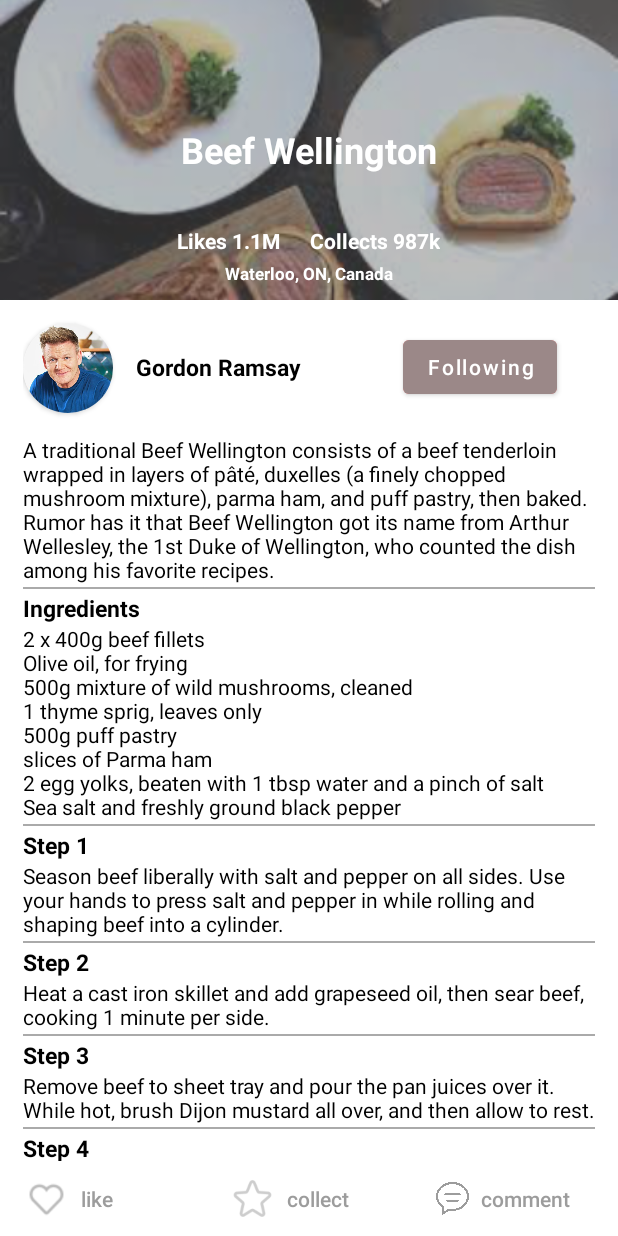
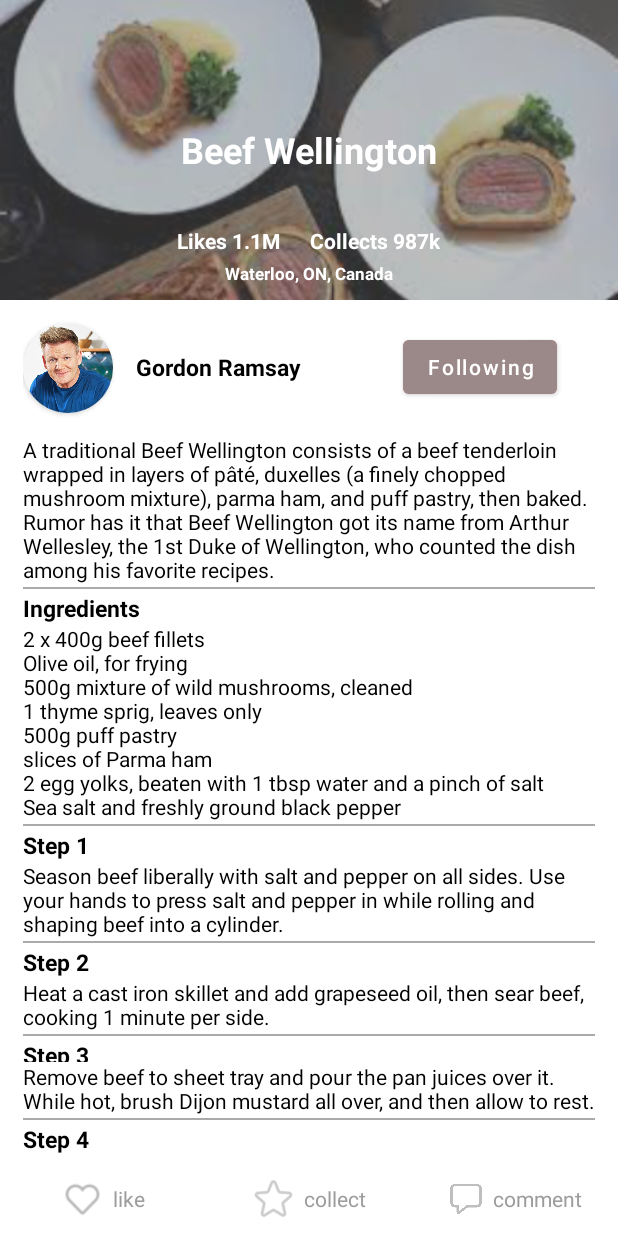
Before and after one commit to AngelaTHan/cs446-project, an Android app: the ViewPageActivity screen opened directly, with no data from a screen before it, after a tap on "Follow", on a phone screen of 412 x 824 dp. Run offline under Robolectric (Android 15) with nearby library versions, the phone set to English and light mode, and no system bars.

Commit message:
allowed like and collect ui

```diff
--- a/app/src/main/java/uwaterloo/cs446group6/increpeable/ViewPageActivity.java
+++ b/app/src/main/java/uwaterloo/cs446group6/increpeable/ViewPageActivity.java
@@ -1,8 +1,12 @@
 package uwaterloo.cs446group6.increpeable;
 
+import android.content.res.ColorStateList;
+import android.graphics.PorterDuff;
 import android.os.Bundle;
 import android.view.View;
 import android.widget.Button;
+import android.widget.ImageView;
+import android.widget.LinearLayout;
 
 import androidx.appcompat.app.AppCompatActivity;
 import androidx.core.content.ContextCompat;
@@ -14,6 +18,10 @@ public class ViewPageActivity extends AppCompatActivity {
 
     @Override
     protected void onCreate(Bundle savedInstanceState) {
+        ColorStateList redStateList = ContextCompat.getColorStateList(getBaseContext(), R.color.red);
+        ColorStateList darkGrayStateList = ContextCompat.getColorStateList(getBaseContext(), R.color.dark_gray);
+        ColorStateList yellowStateList = ContextCompat.getColorStateList(getBaseContext(), R.color.yellow);
+
         super.onCreate(savedInstanceState);
         setContentView(R.layout.activity_view);
 
@@ -21,19 +29,50 @@ public class ViewPageActivity extends AppCompatActivity {
         followButton.setOnClickListener(new View.OnClickListener() {
             @Override
             public void onClick (View view) {
-                int red = ContextCompat.getColor(getBaseContext(), R.color.red);
-                int darkGray = ContextCompat.getColor(getBaseContext(), R.color.dark_gray);
                 if (hasFollowed) {
                     followButton.setText("Follow");
-                    followButton.setBackgroundColor(red);
+                    followButton.setBackgroundTintList(redStateList);
                     hasFollowed = false;
                 } else {
                     followButton.setText("Following");
-                    followButton.setBackgroundColor(darkGray);
+                    followButton.setBackgroundTintList(darkGrayStateList);
                     hasFollowed = true;
                 }
             }
         });
+
+        LinearLayout likeButton = findViewById(R.id.like);
+        likeButton.setOnClickListener(new View.OnClickListener() {
+            @Override
+            public void onClick (View view) {
+                ImageView likeIcon = findViewById(R.id.likeIcon);
+                if (hasLiked) {
+                    likeIcon.setBackgroundResource(R.drawable.like);
+                    likeIcon.setBackgroundTintList(darkGrayStateList);
+                    hasLiked = false;
+                } else {
+                    likeIcon.setBackgroundResource(R.drawable.like_solid);
+                    likeIcon.setBackgroundTintList(redStateList);
+                    hasLiked = true;
+                }
+            }
+        });
+
+        LinearLayout collectButton = findViewById(R.id.collect);
+        collectButton.setOnClickListener(new View.OnClickListener() {
+            @Override
+            public void onClick (View view) {
+                ImageView collectIcon = findViewById(R.id.collectIcon);
+                if (hasCollected) {
+                    collectIcon.setBackgroundResource(R.drawable.collect);
+                    collectIcon.setBackgroundTintList(darkGrayStateList);
+                    hasCollected = false;
+                } else {
+                    collectIcon.setBackgroundResource(R.drawable.collect_solid);
+                    collectIcon.setBackgroundTintList(yellowStateList);
+                    hasCollected = true;
+                }
+            }
+        });
     }
-
 }
--- a/app/src/main/res/layout/activity_view.xml
+++ b/app/src/main/res/layout/activity_view.xml
@@ -218,7 +218,7 @@
         <TextView
             android:id="@+id/viewPostStep3Header"
             android:layout_width="match_parent"
-            android:layout_height="wrap_content"
+            android:layout_height="15dp"
             android:orientation="vertical"
             android:text="Step 3"
             android:textColor="@android:color/black"
@@ -238,7 +238,7 @@
             android:layout_width="match_parent"
             android:layout_height="1dp"
             android:layout_marginVertical="2dp"
-            android:background="@android:color/darker_gray" />
+            android:background="@android:color/darker_gray"/>
 
         <TextView
             android:id="@+id/viewPostStep4Header"
@@ -274,55 +274,99 @@
         android:layout_width="match_parent"
         android:layout_height="50dp"
         android:gravity="center_vertical"
-    android:orientation="horizontal"
         app:layout_constraintBottom_toBottomOf="parent"
         app:layout_constraintEnd_toEndOf="parent"
         app:layout_constraintStart_toStartOf="parent">
 
-    <Button
-        android:id="@+id/like2"
-        style="?android:attr/borderlessButtonStyle"
+        <LinearLayout
+            android:id="@+id/like"
             android:layout_width="0dp"
             android:layout_height="match_parent"
             android:layout_weight="1"
-        android:gravity="left|center_vertical"
+            android:gravity="center">
+
+            <ImageView
+                android:id="@+id/likeIcon"
+                android:layout_width="30dp"
+                android:layout_height="30dp"
+                android:gravity="center"
+                android:background="@drawable/like"
+                android:backgroundTint="@color/dark_gray"
+                android:layout_marginRight="5dp">
+            </ImageView>
+
+            <TextView
+                android:id="@+id/likeText"
+                android:layout_width="wrap_content"
+                android:layout_height="wrap_content"
+                android:layout_gravity="center"
+                android:orientation="vertical"
                 android:text="like"
-        android:textAllCaps="false"
                 android:textColor="@color/dark_gray"
-        android:textSize="14sp"
-        app:icon="@drawable/like"
-        app:iconSize="30dp"
-        app:iconTint="@color/dark_gray" />
+                android:textSize="14sp">
+            </TextView>
 
-    <Button
+        </LinearLayout>
+
+        <LinearLayout
             android:id="@+id/collect"
-        style="?android:attr/borderlessButtonStyle"
             android:layout_width="0dp"
             android:layout_height="match_parent"
             android:layout_weight="1"
-        android:gravity="left|center_vertical"
+            android:gravity="center">
+
+            <ImageView
+                android:id="@+id/collectIcon"
+                android:layout_width="30dp"
+                android:layout_height="30dp"
+                android:gravity="center"
+                android:background="@drawable/collect"
+                android:backgroundTint="@color/dark_gray"
+                android:layout_marginRight="5dp">
+            </ImageView>
+
+            <TextView
+                android:id="@+id/collectText"
+                android:layout_width="wrap_content"
+                android:layout_height="wrap_content"
+                android:layout_gravity="center"
+                android:orientation="vertical"
                 android:text="collect"
-        android:textAllCaps="false"
                 android:textColor="@color/dark_gray"
-        android:textSize="14sp"
-        app:icon="@drawable/collect"
-        app:iconSize="30dp"
-        app:iconTint="@color/dark_gray" />
+                android:textSize="14sp">
+            </TextView>
 
-    <Button
+        </LinearLayout>
+
+        <LinearLayout
             android:id="@+id/comment"
-        style="?android:attr/borderlessButtonStyle"
             android:layout_width="0dp"
             android:layout_height="match_parent"
             android:layout_weight="1"
-        android:gravity="left|center_vertical"
+            android:gravity="center">
+
+            <ImageView
+                android:id="@+id/commentIcon"
+                android:layout_width="25dp"
+                android:layout_height="25dp"
+                android:gravity="center"
+                android:background="@drawable/comment"
+                android:backgroundTint="@color/dark_gray"
+                android:layout_marginRight="5dp">
+            </ImageView>
+
+            <TextView
+                android:id="@+id/commentText"
+                android:layout_width="wrap_content"
+                android:layout_height="wrap_content"
+                android:layout_gravity="center"
+                android:orientation="vertical"
                 android:text="comment"
-        android:textAllCaps="false"
                 android:textColor="@color/dark_gray"
-        android:textSize="14sp"
-        app:icon="@drawable/comment"
-        app:iconSize="22dp"
-        app:iconTint="@color/dark_gray" />
+                android:textSize="14sp">
+            </TextView>
+
+        </LinearLayout>
 
     </LinearLayout>
 
--- a/app/src/main/res/values/colors.xml
+++ b/app/src/main/res/values/colors.xml
@@ -8,6 +8,7 @@
     <color name="black">#FF000000</color>
     <color name="white">#FFFFFFFF</color>
     <color name="red">#FFFF8282</color>
+    <color name="yellow">#FFFFD84A</color>
     <color name="grey_200">#258A8A8A</color>
     <color name="dark_gray">#D88A8A8A</color>
 </resources>
```
Also changed, not shown: app/src/main/res/drawable/comment.png. Lines whose indentation alone changed are shown as unchanged.
